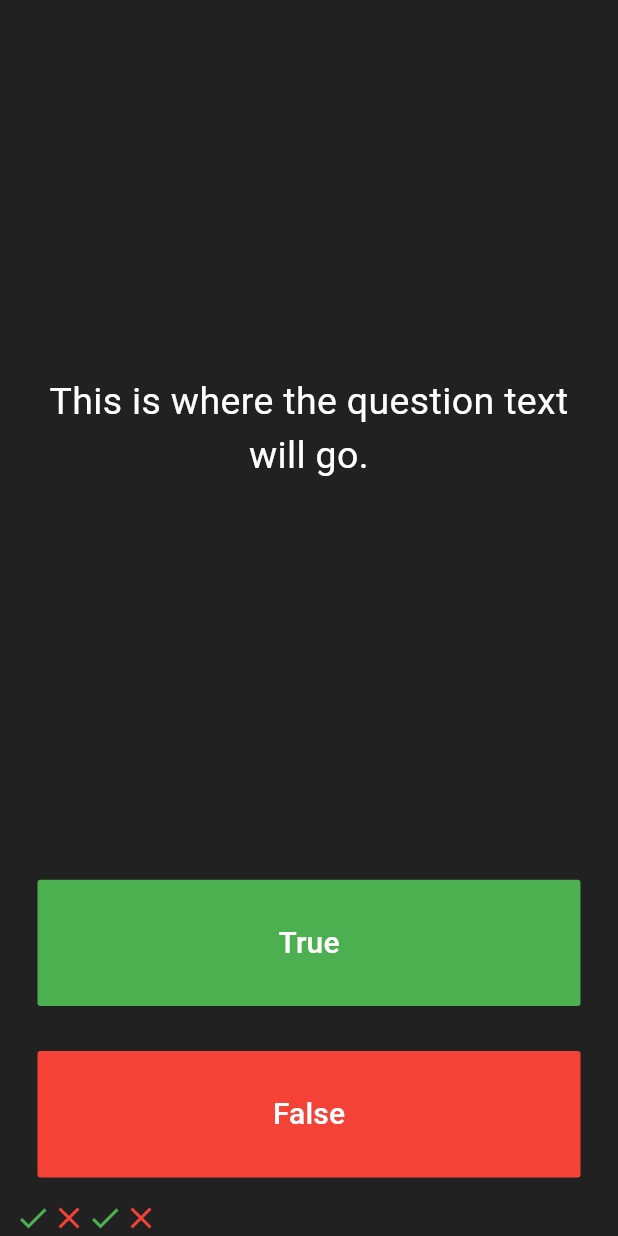
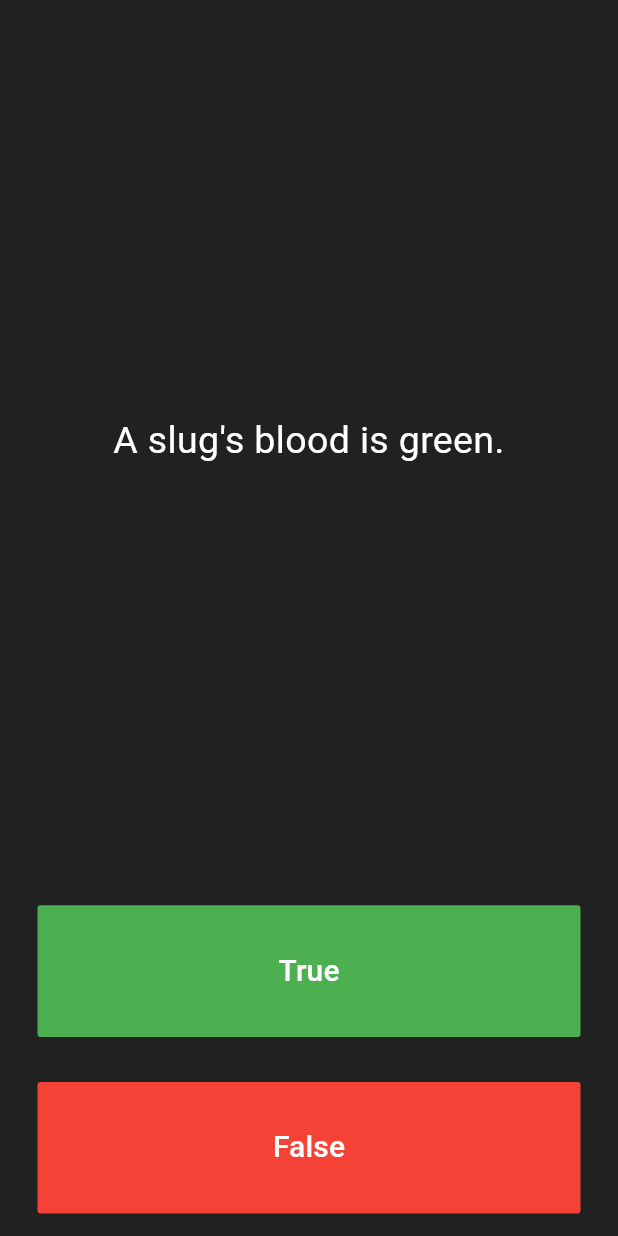
Before and after one commit to Panzershack/quizzler_trueFalse, a Flutter app: the screen it shows after launch, after a tap on "True", after a tap on "False", on a phone screen of 412 x 824 dp. Run offline on Flutter 3.47's test engine with Material 3 defaults, Android fonts, the phone set to English and light mode, and no system bars.

Commit message:
created dynamically changing questions and added a new questions class externally from the main.dart file to handle question objects. had to refer to documentation to understand difference between nullable and non nullable variables (String? cant be null  and String can be null)

```diff
--- a/lib/main.dart
+++ b/lib/main.dart
@@ -1,4 +1,5 @@
 import 'package:flutter/material.dart';
+import 'question.dart';
 
 void main() => runApp(Quizzler());
 
@@ -34,16 +35,17 @@ class _QuizPageState extends State<QuizPage> {
     ),
   );
 
-  List<Icon> scoreKeeper = [
-    Icon(
-      Icons.check,
-      color: Colors.green,
-    ),
-    Icon(
-      Icons.close,
-      color: Colors.red,
-    ),
+  List<Icon> scoreKeeper = [];
+
+  List<Question> questionBank = [
+    Question(q: 'You can lead a cow down stairs but not up stairs.', a: false),
+    Question(
+        q: 'Approximately one quarter of human bones are in the feet.',
+        a: true),
+    Question(q: 'A slug\'s blood is green.', a: true),
   ];
+
+  int questionNumber = 0;
 
   @override
   Widget build(BuildContext context) {
@@ -57,7 +59,7 @@ class _QuizPageState extends State<QuizPage> {
             padding: EdgeInsets.all(10.0),
             child: Center(
               child: Text(
-                'This is where the question text will go.',
+                questionBank[questionNumber].questionText ?? "",
                 textAlign: TextAlign.center,
                 style: TextStyle(
                   fontSize: 25.0,
@@ -82,10 +84,13 @@ class _QuizPageState extends State<QuizPage> {
               ),
               onPressed: () {
                 setState(() {
-                  scoreKeeper.add(Icon(
-                    Icons.check,
-                    color: Colors.green,
-                  ));
+                  bool? correctAns = questionBank[questionNumber].answerText;
+                  if (correctAns == true) {
+                    print('user is correct');
+                  } else {
+                    print('user is wrong');
+                  }
+                  questionNumber++;
                 });
               },
             ),
@@ -106,10 +111,13 @@ class _QuizPageState extends State<QuizPage> {
               ),
               onPressed: () {
                 setState(() {
-                  scoreKeeper.add(Icon(
-                    Icons.close,
-                    color: Colors.red,
-                  ));
+                  bool? correctAns = questionBank[questionNumber].answerText;
+                  if (correctAns == false) {
+                    print('user is correct');
+                  } else {
+                    print('user is wrong');
+                  }
+                  questionNumber++;
                 });
               },
             ),
--- /dev/null
+++ b/lib/question.dart
@@ -0,0 +1,9 @@
+class Question {
+  String? questionText;
+  bool? answerText;
+
+  Question({required String q, required bool a}) {
+    questionText = q;
+    answerText = a;
+  }
+}
--- a/pubspec.yaml
+++ b/pubspec.yaml
@@ -23,6 +23,7 @@ dependencies:
 dev_dependencies:
   flutter_test:
     sdk: flutter
+  flutter_lints: ^1.0.0
 
 
 # For information on the generic Dart part of this file, see the
```
Also changed, not shown: pubspec.lock.
